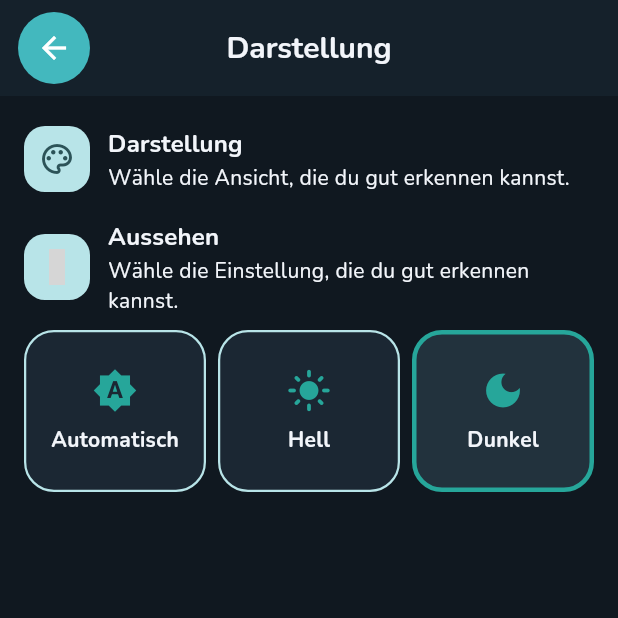
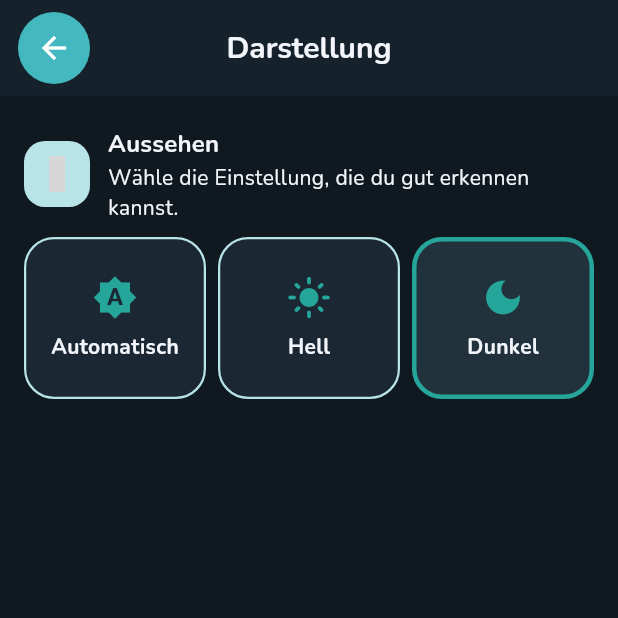
Before and after one commit to MsIlu/MEP_SS26, a Flutter app: the SettingsPage screen opened directly with empty values, after a tap on "Darstellung", on a phone screen of 412 x 824 dp, the top half of it. Run offline on Flutter 3.47's test engine with Material 3 defaults, Android fonts, the phone set to English and light mode, and no system bars; our stand-ins replace flutter_local_notifications, flutter_timezone, pdf, printing, shared_preferences, speech_to_text and 1 more; accounts and stored records are empty; grey boxes are pictures that could not be loaded.

Commit message:
refactor: simplify settings and reuse shared styles

```diff
--- a/app1/lib/features/settings/presentation/screens/settings_page.dart
+++ b/app1/lib/features/settings/presentation/screens/settings_page.dart
@@ -5,11 +5,11 @@ import '../../../../core/widgets/careena_page_header.dart';
 import '../../../../core/widgets/responsive_frame.dart';
 import '../../../authscreen/data/auth_api_service.dart';
 import '../../../authscreen/state/auth_session.dart';
+import '../settings_icons.dart';
 import '../widgets/display_settings_section.dart';
 import '../widgets/profile_settings_section.dart';
 import '../widgets/settings_components.dart';
 import '../widgets/settings_detail_scaffold.dart';
-import 'health_data_settings_page.dart';
 import 'settings_text_page.dart';
 
 class SettingsPage extends StatefulWidget {
@@ -110,7 +110,7 @@ class _SettingsPageState extends State<SettingsPage> {
 
     return [
       _SettingsItem(
-        icon: Icons.people_outline,
+        icon: SettingsIcons.profiles,
         title: 'Profile und persönliche Daten',
         description: activeProfile == null
             ? 'Eigenes oder betreutes Profil verwalten'
@@ -121,22 +121,14 @@ class _SettingsPageState extends State<SettingsPage> {
           SettingsDetailScaffold(
             title: 'Profile',
             subtitle: 'Verwalte Profile und persönliche Angaben.',
-            icon: Icons.people_outline,
+            icon: SettingsIcons.profiles,
             showSectionHeader: false,
             child: ProfileSettingsSection(authSession: session),
           ),
         ),
       ),
       _SettingsItem(
-        icon: Icons.health_and_safety_outlined,
-        title: 'Gesundheitsangaben',
-        description: 'Körperdaten und medizinische Hinweise',
-        keywords: const ['gesundheit', 'medizin', 'körper'],
-        onTap: () =>
-            _open(context, HealthDataSettingsPage(authSession: session)),
-      ),
-      _SettingsItem(
-        icon: Icons.accessibility_new,
+        icon: SettingsIcons.simpleView,
         title: 'Einfache Ansicht',
         description: widget.themeController.isSimpleView
             ? 'Große Elemente und reduzierte Navigation'
@@ -151,7 +143,7 @@ class _SettingsPageState extends State<SettingsPage> {
         ),
       ),
       _SettingsItem(
-        icon: Icons.palette_outlined,
+        icon: SettingsIcons.display,
         title: 'Darstellung',
         description: 'Hell, dunkel oder automatisch',
         keywords: const ['aussehen', 'darstellung', 'dark', 'light', 'theme'],
@@ -160,7 +152,8 @@ class _SettingsPageState extends State<SettingsPage> {
           SettingsDetailScaffold(
             title: 'Darstellung',
             subtitle: 'Wähle die Ansicht, die du gut erkennen kannst.',
-            icon: Icons.palette_outlined,
+            icon: SettingsIcons.display,
+            showSectionHeader: false,
             child: DisplaySettingsSection(
               themeController: widget.themeController,
               showSimpleView: false,
@@ -169,21 +162,21 @@ class _SettingsPageState extends State<SettingsPage> {
         ),
       ),
       _SettingsItem(
-        icon: Icons.lock_outline,
+        icon: SettingsIcons.privacy,
         title: 'Datenschutz und Sicherheit',
         description: 'Umgang mit deinen Daten',
         keywords: const ['datenschutz', 'privacy', 'sicherheit'],
         onTap: () => _open(context, const SettingsTextPage.privacy()),
       ),
       _SettingsItem(
-        icon: Icons.support_agent_outlined,
+        icon: SettingsIcons.help,
         title: 'Hilfe und Support',
         description: 'Antworten und Kontaktmöglichkeiten',
         keywords: const ['hilfe', 'support', 'kontakt'],
         onTap: () => _open(context, const SettingsTextPage.help()),
       ),
       _SettingsItem(
-        icon: Icons.info_outline,
+        icon: SettingsIcons.about,
         title: 'Über Careena',
         description: 'Impressum, Barrierefreiheit und App-Version',
         keywords: const ['über', 'about', 'impressum', 'barrierefreiheit'],
@@ -211,7 +204,7 @@ class _AboutSettingsPage extends StatelessWidget {
     return SettingsDetailScaffold(
       title: 'Über Careena',
       subtitle: 'Informationen und rechtliche Hinweise.',
-      icon: Icons.info_outline,
+      icon: SettingsIcons.about,
       child: SettingsPanel(
         children: [
           SettingsLinkTile(
```
